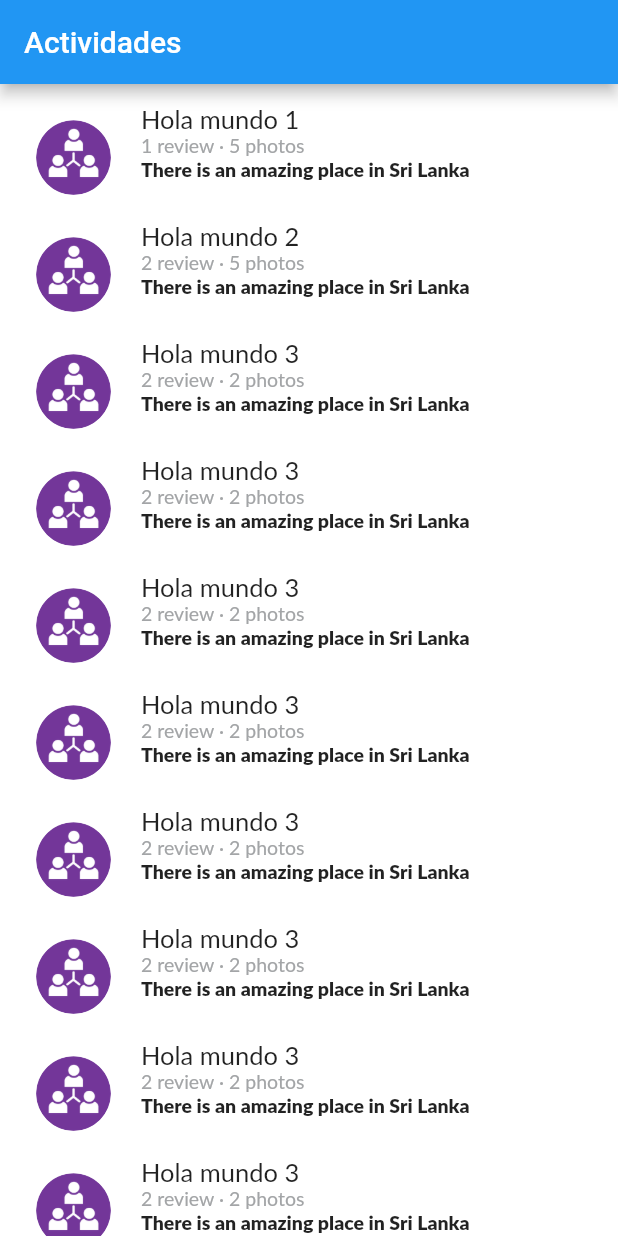
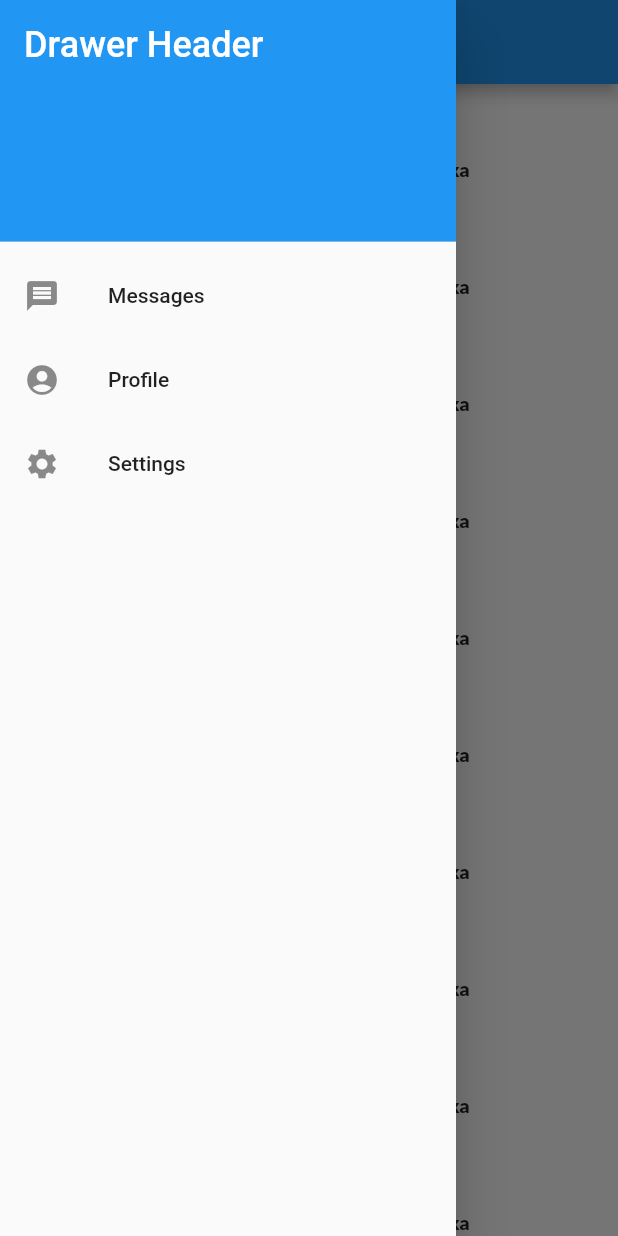
Before and after one commit to adancondori/project-pdm, a Flutter app: the screen it shows after launch, with the side drawer open (before the commit the screen has no drawer), on a phone screen of 412 x 824 dp. Run offline on Flutter 3.47's test engine with Material 2 defaults, Android fonts, the light colour scheme and no system bars; Roboto replaces fonts that are missing (Lato).

Commit message:
add drawer in principal screen

```diff
--- a/lib/src/principal.dart
+++ b/lib/src/principal.dart
@@ -29,6 +29,37 @@
   Widget build(BuildContext context) {
     return Scaffold(
       appBar: AppBar(title: const Text('Actividades')),
+      drawer: Drawer(
+        child: ListView(
+          padding: EdgeInsets.zero,
+          children: const <Widget>[
+            DrawerHeader(
+              decoration: BoxDecoration(
+                color: Colors.blue,
+              ),
+              child: Text(
+                'Drawer Header',
+                style: TextStyle(
+                  color: Colors.white,
+                  fontSize: 24,
+                ),
+              ),
+            ),
+            ListTile(
+              leading: Icon(Icons.message),
+              title: Text('Messages'),
+            ),
+            ListTile(
+              leading: Icon(Icons.account_circle),
+              title: Text('Profile'),
+            ),
+            ListTile(
+              leading: Icon(Icons.settings),
+              title: Text('Settings'),
+            ),
+          ],
+        ),
+      ),
       body: Container(
         // verde
         color: Colors.white,
```
